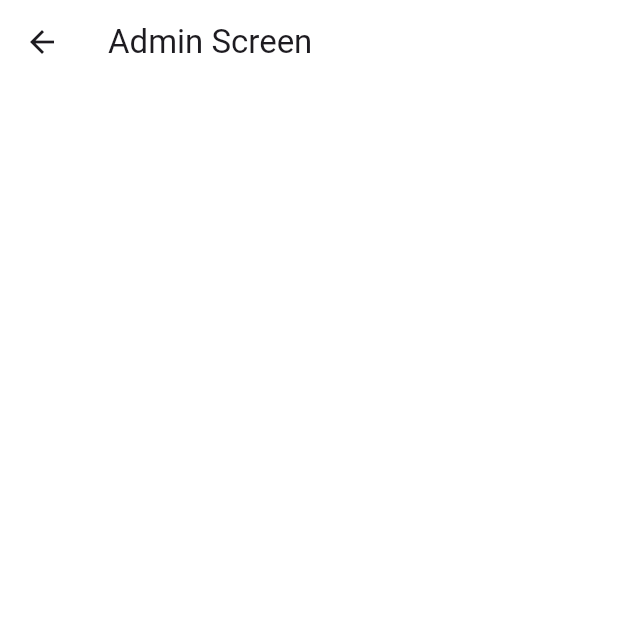
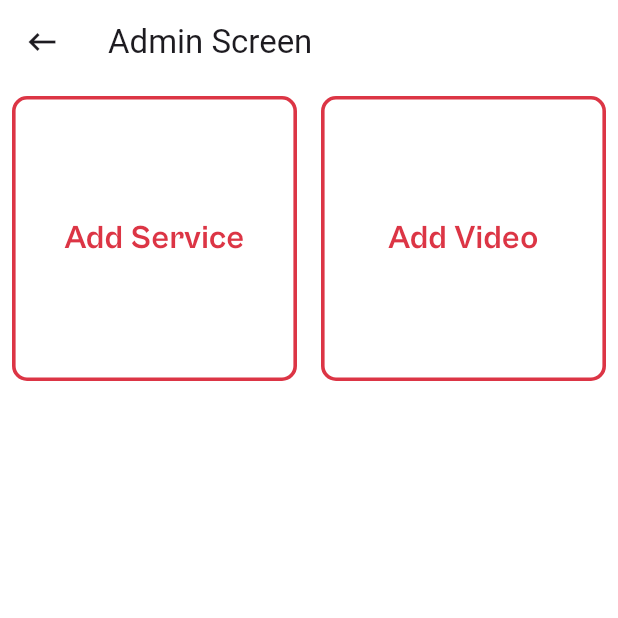
Before and after one commit to KodeInnovate-WorkSpace/s1media_app, a Flutter app: the AdminScreen screen opened directly, on a phone screen of 412 x 824 dp, the top half of it. Run offline on Flutter 3.47's test engine with Material 3 defaults, Android fonts, the phone set to English and light mode, and no system bars; our stand-ins replace cached_network_image, carousel_slider, cloud_firestore, firebase_core, flutter_dotenv, get and 4 more; missing offline and left inert: in_app_update, mailer; accounts and stored records are empty.

```diff
--- a/lib/screens/admin.dart
+++ b/lib/screens/admin.dart
@@ -1,17 +1,90 @@
+import 'dart:developer';
 import 'package:flutter/material.dart';
+import 'package:s1media_app/screens/add_service.dart';
+import 'package:s1media_app/screens/add_video.dart';
 
 class AdminScreen extends StatelessWidget {
   const AdminScreen({super.key});
 
   @override
   Widget build(BuildContext context) {
+    List<String> pages = [
+      "Add Service",
+      "Add Video",
+    ];
     return Scaffold(
       appBar: AppBar(
-        title: const Text("Admin Screen"),
+        title: const Text(
+          "Admin Screen",
+        ),
+        elevation: 0,
         backgroundColor: Colors.white,
-        surfaceTintColor: Colors.white,
+        surfaceTintColor: Colors.transparent,
+        leading: IconButton(
+          onPressed: () {
+            Navigator.pop(context);
+          },
+          icon: const Icon(
+            Icons.keyboard_backspace,
+          ),
+        ),
       ),
-        backgroundColor: Colors.white,
+      backgroundColor: Colors.white,
+      body: GridView.builder(
+        itemCount: pages.length,
+        gridDelegate: const SliverGridDelegateWithFixedCrossAxisCount(crossAxisCount: 2),
+        itemBuilder: (context, index) => Padding(
+          padding: const EdgeInsets.all(8.0),
+          child: customContainer(context, pages[index], "p${index + 1}"),
+        ),
+      ),
+    );
+  }
+
+  Widget customContainer(BuildContext context, String pageName, String routeName) {
+    final Map<String, WidgetBuilder> pageRoutes = {
+      'p1': (context) => const AddService(),
+      'p2': (context) => const AddVideo(),
+    };
+
+    return InkWell(
+      onTap: () {
+        log("Route Name: $routeName");
+        if (pageRoutes.containsKey(routeName)) {
+          Navigator.push(
+            context,
+            MaterialPageRoute(
+              builder: (context) => pageRoutes[routeName]!(context),
+            ),
+          );
+        } else {
+          ScaffoldMessenger.of(context).showSnackBar(
+            SnackBar(
+              content: Text('Page not found: $pageName'),
+              duration: const Duration(milliseconds: 400),
+            ),
+          );
+        }
+      },
+      child: Container(
+        width: 150,
+        height: 160,
+        decoration: BoxDecoration(
+          color: Colors.white,
+          borderRadius: const BorderRadius.all(Radius.circular(10)),
+          border: Border.all(color: const Color(0xffdc3545), width: 2.4),
+        ),
+        child: Center(
+          child: Padding(
+            padding: const EdgeInsets.all(8.0),
+            child: Text(
+              pageName,
+              textAlign: TextAlign.center,
+              style: const TextStyle(color: Color(0xffdc3545), fontFamily: 'cgb', fontSize: 22),
+            ),
+          ),
+        ),
+      ),
     );
   }
 }
--- a/lib/widget/image_container.dart
+++ b/lib/widget/image_container.dart
@@ -1,4 +1,5 @@
 import 'dart:ui';
+import 'package:cached_network_image/cached_network_image.dart';
 import 'package:flutter/material.dart';
 import 'package:flutter/services.dart';
 import 'package:get/get.dart';
@@ -22,7 +23,8 @@ Widget buildImageContainer(MyService service, List<MyService> myServices) {
         borderRadius: BorderRadius.circular(45.0),
         color: Colors.grey[100],
         image: DecorationImage(
-          image: AssetImage(service.imagePath),
+          image: NetworkImage(service.imagePath),
+          // image: CachedNetworkImage(imageUrl: service.imagePath),
           fit: BoxFit.fill,
         ),
       ),
```
Also changed, not shown: lib/controller/service_controller.dart (added, +52 -0 lines), lib/screens/add_service.dart (added, +16 -0 lines), lib/screens/add_video.dart (added, +16 -0 lines), lib/screens/home.dart (+20 -62 lines), lib/screens/video.dart (indentation only).
